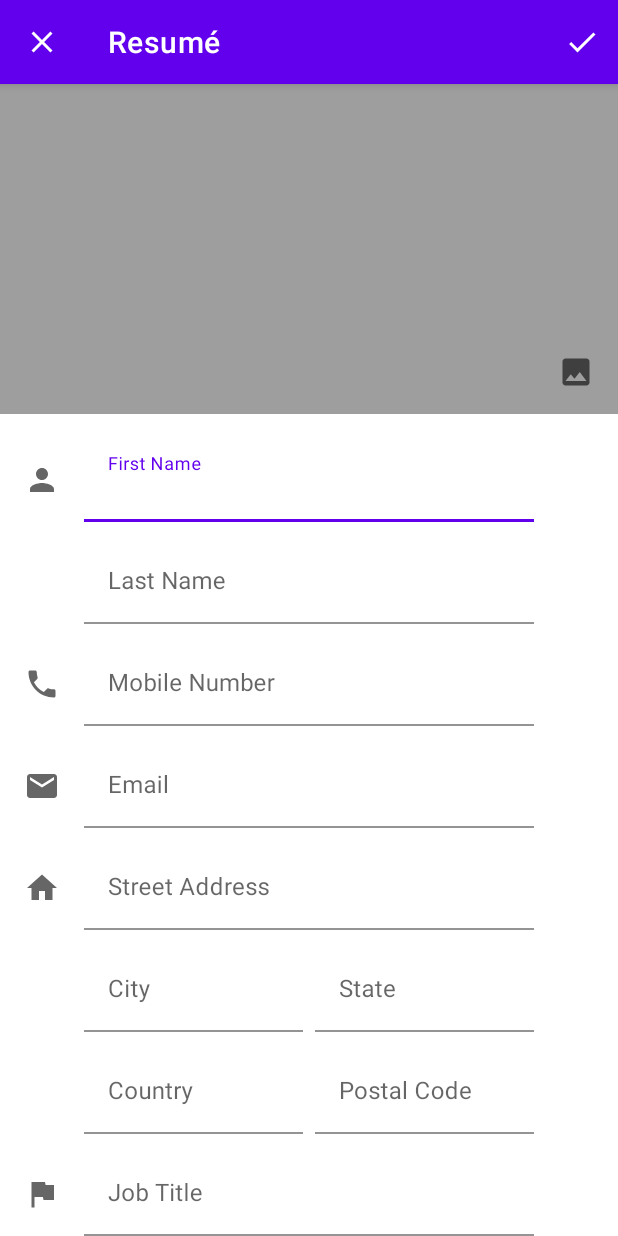
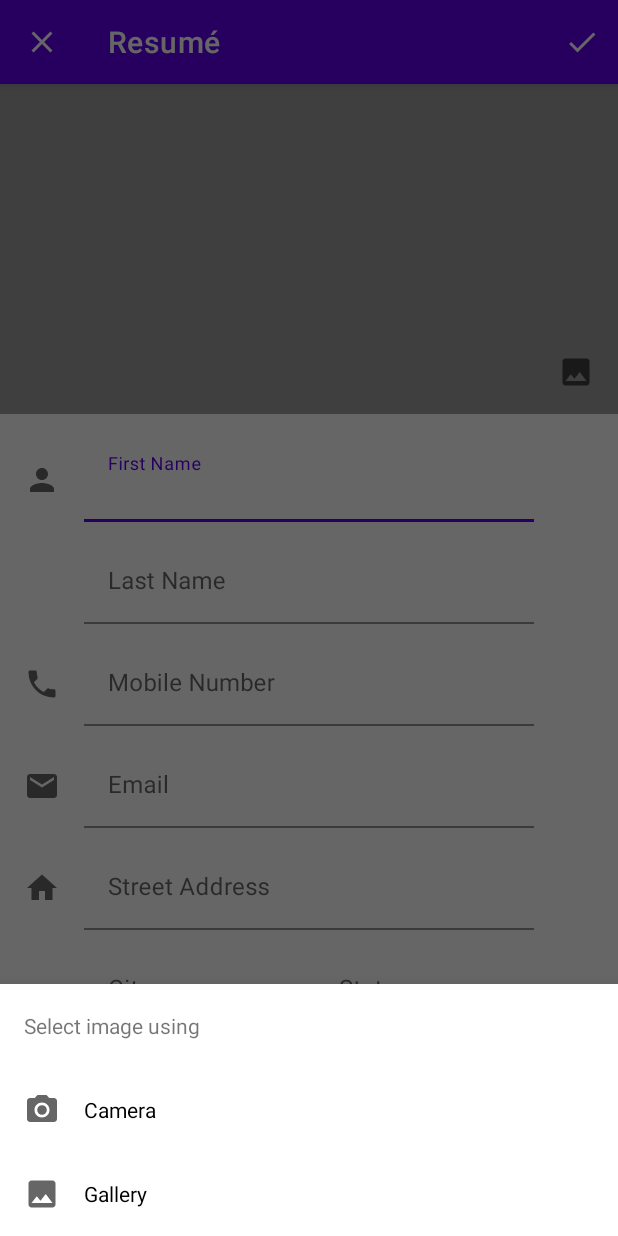
Before and after one commit to visutrb/resume-generator, an Android app: the ResumeFormActivity screen opened directly, with no data from a screen before it, after a tap on an icon or button, on a phone screen of 412 x 824 dp. Run offline under Robolectric (Android 15) with nearby library versions, the phone set to English and light mode, and no system bars; our stand-ins replace Room's generated code.

Commit message:
Bottom sheet dialog for selecting image source

```diff
--- a/app/src/main/kotlin/me/visutrb/resumegen/mvp/resumeform/ResumeFormActivity.kt
+++ b/app/src/main/kotlin/me/visutrb/resumegen/mvp/resumeform/ResumeFormActivity.kt
@@ -215,9 +215,25 @@ class ResumeFormActivity : Activity(), ResumeFormPresenter.View {
 
 
     private fun selectOrTakePicture() {
+        val bottomSheet = SelectImageSourceBottomSheet()
+        bottomSheet.onOptionSelected = { dialog, option ->
+            when (option) {
+                SelectImageSourceBottomSheet.OPTION_CAMERA -> launchCamera()
+                SelectImageSourceBottomSheet.OPTION_GALLERY -> launchGallery()
+            }
+            dialog.dismiss()
+        }
+        bottomSheet.show(supportFragmentManager, SelectImageSourceBottomSheet.TAG)
+    }
+
+    private fun launchCamera() {
+        presenter.createTempImageFile(this)
+        val uri = presenter.getCurrentImageFileUri(this)
+        takePictureLauncher.launch(uri)
+    }
+
+    private fun launchGallery() {
         selectImageLauncher.launch("image/*")
-//        val uri = presenter.createTempImageFile(this)
-//        takePictureLauncher.launch(uri)
     }
 
     private fun addSkill() {
--- /dev/null
+++ b/app/src/main/kotlin/me/visutrb/resumegen/mvp/resumeform/SelectImageSourceBottomSheet.kt
@@ -0,0 +1,33 @@
+package me.visutrb.resumegen.mvp.resumeform
+
+import android.os.Bundle
+import android.view.LayoutInflater
+import android.view.View
+import android.view.ViewGroup
+import com.google.android.material.bottomsheet.BottomSheetDialogFragment
+import me.visutrb.resumegen.databinding.BottomSheetSelectImageSourceBinding
+
+class SelectImageSourceBottomSheet : BottomSheetDialogFragment() {
+
+    private lateinit var binding: BottomSheetSelectImageSourceBinding
+
+    var onOptionSelected: ((dialog: SelectImageSourceBottomSheet, option: Int) -> Unit)? = null
+
+    override fun onCreateView(
+        inflater: LayoutInflater,
+        container: ViewGroup?,
+        savedInstanceState: Bundle?
+    ): View {
+        binding = BottomSheetSelectImageSourceBinding.inflate(inflater, container, false)
+        binding.cameraOption.setOnClickListener { onOptionSelected?.invoke(this, OPTION_CAMERA) }
+        binding.galleryOption.setOnClickListener { onOptionSelected?.invoke(this, OPTION_GALLERY) }
+        return binding.root
+    }
+
+    companion object {
+        const val TAG = "SelectImageSourceBottomSheet"
+
+        const val OPTION_CAMERA = 1
+        const val OPTION_GALLERY = 2
+    }
+}
--- /dev/null
+++ b/app/src/main/res/drawable/ic_photo_camera_filled.xml
@@ -0,0 +1,13 @@
+<vector xmlns:android="http://schemas.android.com/apk/res/android"
+    android:width="24dp"
+    android:height="24dp"
+    android:viewportWidth="24"
+    android:viewportHeight="24"
+    android:tint="?attr/colorControlNormal">
+  <path
+      android:fillColor="@android:color/white"
+      android:pathData="M12,12m-3.2,0a3.2,3.2 0,1 1,6.4 0a3.2,3.2 0,1 1,-6.4 0"/>
+  <path
+      android:fillColor="@android:color/white"
+      android:pathData="M9,2L7.17,4L4,4c-1.1,0 -2,0.9 -2,2v12c0,1.1 0.9,2 2,2h16c1.1,0 2,-0.9 2,-2L22,6c0,-1.1 -0.9,-2 -2,-2h-3.17L15,2L9,2zM12,17c-2.76,0 -5,-2.24 -5,-5s2.24,-5 5,-5 5,2.24 5,5 -2.24,5 -5,5z"/>
+</vector>
--- /dev/null
+++ b/app/src/main/res/layout/bottom_sheet_select_image_source.xml
@@ -0,0 +1,84 @@
+<?xml version="1.0" encoding="utf-8"?>
+<androidx.coordinatorlayout.widget.CoordinatorLayout xmlns:android="http://schemas.android.com/apk/res/android"
+    android:layout_width="match_parent"
+    android:layout_height="wrap_content">
+
+    <FrameLayout
+        android:id="@+id/content_layout"
+        android:layout_width="match_parent"
+        android:layout_height="wrap_content">
+
+        <androidx.appcompat.widget.LinearLayoutCompat
+            android:layout_width="match_parent"
+            android:layout_height="168dp"
+            android:orientation="vertical">
+
+            <androidx.appcompat.widget.LinearLayoutCompat
+                android:layout_width="match_parent"
+                android:layout_height="@dimen/bottom_sheet_option_height"
+                android:gravity="center_vertical"
+                android:orientation="horizontal"
+                android:paddingStart="16dp"
+                android:paddingEnd="16dp">
+
+                <TextView
+                    android:layout_width="wrap_content"
+                    android:layout_height="wrap_content"
+                    android:text="Select image using" />
+            </androidx.appcompat.widget.LinearLayoutCompat>
+
+            <androidx.appcompat.widget.LinearLayoutCompat
+                android:id="@+id/camera_option"
+                android:layout_width="match_parent"
+                android:layout_height="@dimen/bottom_sheet_option_height"
+                android:background="?attr/selectableItemBackground"
+                android:clickable="true"
+                android:focusable="true"
+                android:gravity="center_vertical"
+                android:orientation="horizontal"
+                android:paddingStart="16dp"
+                android:paddingEnd="16dp">
+
+                <androidx.appcompat.widget.AppCompatImageView
+                    android:layout_width="24dp"
+                    android:layout_height="24dp"
+                    android:src="@drawable/ic_photo_camera_filled" />
+
+                <TextView
+                    android:layout_width="wrap_content"
+                    android:layout_height="wrap_content"
+                    android:layout_marginStart="16dp"
+                    android:text="@string/camera"
+                    android:textColor="@color/text_primary" />
+
+            </androidx.appcompat.widget.LinearLayoutCompat>
+
+            <androidx.appcompat.widget.LinearLayoutCompat
+                android:id="@+id/gallery_option"
+                android:layout_width="match_parent"
+                android:layout_height="@dimen/bottom_sheet_option_height"
+                android:background="?attr/selectableItemBackground"
+                android:clickable="true"
+                android:focusable="true"
+                android:gravity="center_vertical"
+                android:orientation="horizontal"
+                android:paddingStart="16dp"
+                android:paddingEnd="16dp">
+
+                <androidx.appcompat.widget.AppCompatImageView
+                    android:layout_width="24dp"
+                    android:layout_height="24dp"
+                    android:src="@drawable/ic_image_filled" />
+
+                <TextView
+                    android:layout_width="wrap_content"
+                    android:layout_height="wrap_content"
+                    android:layout_marginStart="16dp"
+                    android:text="@string/gallery"
+                    android:textColor="@color/text_primary" />
+
+            </androidx.appcompat.widget.LinearLayoutCompat>
+
+        </androidx.appcompat.widget.LinearLayoutCompat>
+    </FrameLayout>
+</androidx.coordinatorlayout.widget.CoordinatorLayout>
--- a/app/src/main/res/values/dimens.xml
+++ b/app/src/main/res/values/dimens.xml
@@ -2,4 +2,6 @@
 <resources>
     <dimen name="resume_form_icon_size">24dp</dimen>
     <dimen name="resume_form_item_vertical_margin">12dp</dimen>
+
+    <dimen name="bottom_sheet_option_height">56dp</dimen>
 </resources>
--- a/app/src/main/res/values/strings.xml
+++ b/app/src/main/res/values/strings.xml
@@ -82,4 +82,7 @@
 
     <string name="project_preview_role">Role: %1$s</string>
     <string name="project_preview_team_size">Team Size: %1$d</string>
+
+    <string name="camera">Camera</string>
+    <string name="gallery">Gallery</string>
 </resources>
```
